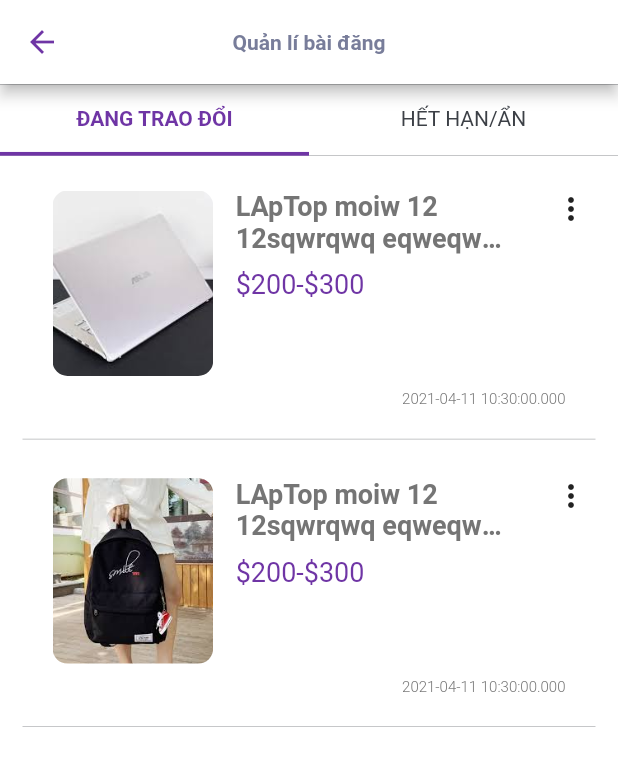
After one commit to we-trade-graduation-team/we-trade, a Flutter app: the PostManagementScreen screen opened directly, after a tap on the "more vert" icon, on a phone screen of 412 x 824 dp. The commit adds this screen. Shown: the top 766 px of the screen. Run offline on Flutter 3.47's test engine with Material 2 defaults, Android fonts, the phone set to English and light mode, and no system bars; our stand-ins replace flutter_rating_bar, flutter_svg, group_button.

Commit message:
ui post_management_screen, trading_prod_tab, trading_pod_card

```diff
--- a/lib/screens/account/account_screen.dart
+++ b/lib/screens/account/account_screen.dart
@@ -1,6 +1,7 @@
 import 'package:flutter/material.dart';
 import 'package:we_trade/screens/follow/follow_screen.dart';
 import 'package:we_trade/screens/myrate/my_rate_screen.dart';
+import 'package:we_trade/screens/post_management/post_management_screen.dart';
 import 'package:we_trade/screens/userinfo/userinfo_screen.dart';
 
 import '../../configs/constants/color.dart';
@@ -194,7 +195,9 @@ class AccountScreen extends StatelessWidget {
                       color: Colors.blueGrey,
                     ),
                     'Quản lí bài đăng',
-                    () {},
+                    () {
+                      Navigator.of(context).pushNamed(PostManagementScreen.routeName);
+                    },
                   ),
                   buildListTile(
                     const Icon(
--- /dev/null
+++ b/lib/screens/post_management/post_management_screen.dart
@@ -0,0 +1,117 @@
+import 'package:flutter/material.dart';
+import 'package:flutter_rating_bar/flutter_rating_bar.dart';
+import 'package:we_trade/configs/constants/color.dart';
+import 'package:we_trade/models/chat/temp_class.dart';
+import 'package:we_trade/screens/post_management/tabs/trading_products_tab.dart';
+
+class PostManagementScreen extends StatefulWidget {
+  static const routeName = '/postmanagement';
+  final UserDetail userDetail = userDetailTemp;
+
+  @override
+  _PostManagementScreenState createState() => _PostManagementScreenState();
+}
+
+class _PostManagementScreenState extends State<PostManagementScreen> {
+  final tabData = [
+    'ĐANG TRAO ĐỔI',
+    'HẾT HẠN/ẨN',
+  ];
+
+  @override
+  Widget build(BuildContext context) {
+    final width = MediaQuery.of(context).size.width;
+    final height = MediaQuery.of(context).size.height;
+
+    return Scaffold(
+      appBar: AppBar(
+        title: const Text('Quản lí bài đăng'),
+      ),
+      body: DefaultTabController(
+        length: tabData.length,
+        child: NestedScrollView(
+            physics: const NeverScrollableScrollPhysics(),
+            headerSliverBuilder: (context, isScolled) {
+              return [
+
+                SliverPersistentHeader(
+                  delegate: MyDelegate(
+                    TabBar(
+                      tabs: [
+                        ...tabData.map(
+                          (item) => Tab(
+                            child: Text(item),
+                          ),
+                        ),
+                      ],
+                    ),
+                  ),
+                      floating: true,
+                  pinned: true,
+                )
+              ];
+            },
+            body: TabBarView(
+              children: getTabContent(),
+            )),
+      ),
+    );
+  }
+
+  List<Widget> getTabContent() {
+    return [
+      TradingProductsTab(userDetail: widget.userDetail),
+      TradingProductsTab(userDetail: widget.userDetail),
+    ];
+  }
+}
+
+class MyDelegate extends SliverPersistentHeaderDelegate {
+  MyDelegate(this.tabBar);
+  final TabBar tabBar;
+
+  @override
+  Widget build(
+      BuildContext context, double shrinkOffset, bool overlapsContent) {
+    return Container(
+      decoration: const BoxDecoration(
+        color: Colors.white,
+        border: Border(
+          top: BorderSide(
+            color: kTextLightV2Color,
+            width: 0.2,
+          ),
+          bottom: BorderSide(
+            color: kTextLightV2Color,
+            width: 0.2,
+          ),
+        ),
+      ),
+      child: tabBar,
+    );
+  }
+
+  @override
+  double get maxExtent => tabBar.preferredSize.height;
+
+  @override
+  double get minExtent => tabBar.preferredSize.height;
+
+  @override
+  bool shouldRebuild(SliverPersistentHeaderDelegate oldDelegate) {
+    return false;
+  }
+}
+
+class MainInfo extends StatelessWidget {
+  const MainInfo({Key? key, required this.width, required this.widget})
+      : super(key: key);
+
+  final double width;
+  final PostManagementScreen widget;
+
+  @override
+  Widget build(BuildContext context) {
+    return Container();
+  }
+}
--- /dev/null
+++ b/lib/screens/post_management/tabs/trading_products_tab.dart
@@ -0,0 +1,37 @@
+import 'package:flutter/foundation.dart';
+import 'package:flutter/material.dart';
+import 'package:we_trade/widgets/trading_prod_card.dart';
+
+import '../../../models/chat/temp_class.dart';
+import '../../../widgets/review_card.dart';
+
+class TradingProductsTab extends StatelessWidget {
+  const TradingProductsTab({Key? key, required this.userDetail}) : super(key: key);
+
+  final UserDetail userDetail;
+
+  @override
+  Widget build(BuildContext context) {
+    return Expanded(
+      // child: Text('hello'),
+      child: ListView.builder(
+        itemCount: userDetail.reviews!.length,
+        itemBuilder: (context, index) => TradingProductCard(
+          review: userDetail.reviews![index],
+          //press: () {},
+          // press: () => Navigator.push(
+          //   context,
+          //   MaterialPageRoute(
+          //     builder: (context) => MessagesScreen(),
+          //   ),
+        ),
+      ),
+    );
+  }
+
+  @override
+  void debugFillProperties(DiagnosticPropertiesBuilder properties) {
+    super.debugFillProperties(properties);
+    properties.add(DiagnosticsProperty<UserDetail>('userDetail', userDetail));
+  }
+}
--- /dev/null
+++ b/lib/widgets/trading_prod_card.dart
@@ -0,0 +1,117 @@
+import 'package:flutter/foundation.dart';
+import 'package:flutter/material.dart';
+import '../configs/constants/color.dart';
+import '../models/review/temp_class.dart';
+
+class TradingProductCard extends StatelessWidget {
+  const TradingProductCard({
+    Key? key,
+    required this.review,
+  }) : super(key: key);
+
+  final Review review;
+
+  @override
+  Widget build(BuildContext context) {
+    final width = MediaQuery.of(context).size.width;
+    final height = MediaQuery.of(context).size.height;
+
+    return GestureDetector(
+      onTap: () {
+        print('product tapped');
+      },
+      child: Container(
+        margin: const EdgeInsets.fromLTRB(15, 3, 15, 3),
+        padding: const EdgeInsets.all(20),
+        decoration: const BoxDecoration(
+          //color: Colors.white,
+          border: Border(
+            bottom: BorderSide(
+              color: kTextLightV2Color,
+              width: 0.2,
+            ),
+          ),
+        ),
+        child: Column(
+          children: [
+            Row(
+              crossAxisAlignment: CrossAxisAlignment.start,
+              children: [
+                Container(
+                  width: width * 0.26,
+                  height: height * 0.15,
+                  child: ClipRRect(
+                    borderRadius: BorderRadius.circular(10),
+                    child: Image.asset(
+                      review.product.images[0],
+                      fit: BoxFit.cover,
+                    ),
+                  ),
+                ),
+                const SizedBox(width: 15),
+                Column(
+                  crossAxisAlignment: CrossAxisAlignment.start,
+                  children: [
+                    Container(
+                      width: width * 0.45,
+                      child: Text(
+                        'LApTop moiw 12 12sqwrqwq eqweqwe qweqt qwrqmua2121212121222121qwq qwxcvf',
+                        overflow: TextOverflow.ellipsis,
+                        maxLines: 2,
+                        style: TextStyle(
+                          fontSize: 18,
+                          fontWeight: FontWeight.w600,
+                        ),
+                      ),
+                    ),
+                    SizedBox(height: 10),
+                    Container(
+                      child: Text(
+                        '\$200-\$300',
+                        style: TextStyle(
+                          fontSize: 18,
+                          fontWeight: FontWeight.w400,
+                          color: kPrimaryColor,
+                        ),
+                      ),
+                    ),
+                  ],
+                ),
+                Expanded(
+                  child: GestureDetector(
+                    onTap: () {
+                      print('3 ... taped');
+                    },
+                    child: Container(
+                      alignment: const Alignment(4, 0),
+                      child: const Icon(Icons.more_vert),
+                    ),
+                  ),
+                ),
+              ],
+            ),
+            Align(
+              alignment: Alignment.bottomRight,
+              child: Container(
+                margin: const EdgeInsets.fromLTRB(0, 10, 0, 0),
+                child: Text(
+                  review.dateTime.toString(),
+                  style: const TextStyle(
+                    fontSize: 10,
+                    fontWeight: FontWeight.w300,
+                  ),
+                ),
+              ),
+            ),
+          ],
+        ),
+      ),
+    );
+  }
+
+  @override
+  void debugFillProperties(DiagnosticPropertiesBuilder properties) {
+    super.debugFillProperties(properties);
+    properties.add(DiagnosticsProperty<Review>('review', review));
+  }
+}
```
